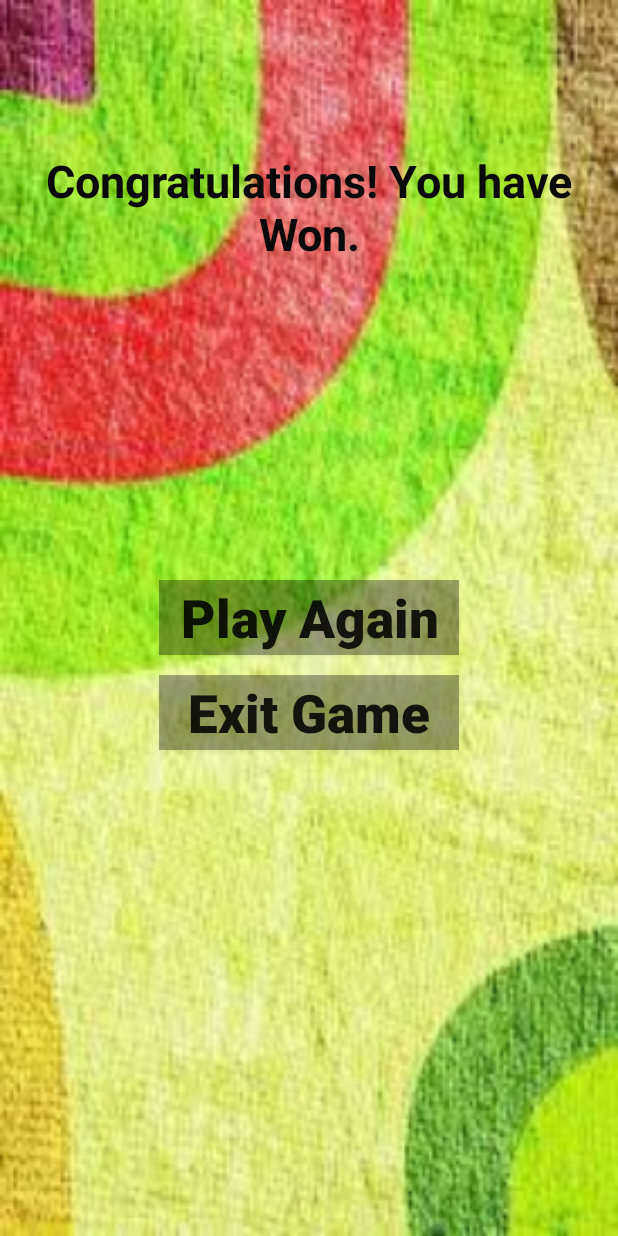
After one commit to MobileComputingPucit/Puzzle-Game, an Android app: the layout activity_finishing.xml on its own in the app's theme, with its tools: preview values and no code run, on a phone screen of 412 x 824 dp. The commit adds this screen. Run offline under Robolectric (Android 15) with nearby library versions, the phone set to English and light mode, and no system bars.

Commit message:
BCSF14M505 Commiting

```diff
--- /dev/null
+++ b/app/src/main/res/layout/activity_finishing.xml
@@ -0,0 +1,45 @@
+<?xml version="1.0" encoding="utf-8"?>
+<RelativeLayout
+    xmlns:android="http://schemas.android.com/apk/res/android"
+    android:layout_width="match_parent"
+    android:layout_height="match_parent"
+    android:background="@drawable/image"
+    android:id="@+id/myRelativeLayout"
+    >
+
+    <TextView
+        android:layout_width="fill_parent"
+        android:layout_height="wrap_content"
+        android:layout_marginTop="100dp"
+        android:layout_marginBottom="10dp"
+        android:textColor="@color/black"
+        android:textSize="30dp"
+        android:gravity="center"
+        android:textStyle="bold"
+        android:id="@+id/pTextView"
+        android:text="Congratulations! You have Won."/>
+    <Button
+        android:id="@+id/playAgainbtn"
+        android:layout_width="200dp"
+        android:layout_height="50dp"
+        android:layout_centerInParent="true"
+        android:layout_marginBottom="13dp"
+        android:background="@color/transparentblack"
+        android:text="Play Again"
+        android:textAllCaps="false"
+        android:textStyle="bold"
+        android:textSize="35dp" />
+
+    <Button
+        android:id="@+id/exitbtn"
+        android:layout_width="200dp"
+        android:layout_height="50dp"
+        android:layout_below="@+id/playAgainbtn"
+       android:layout_centerHorizontal="true"
+        android:background="@color/transparentblack"
+        android:text="Exit Game"
+        android:textAllCaps="false"
+        android:textStyle="bold"
+        android:textSize="35dp" />
+
+</RelativeLayout>
```
Also changed, not shown: app/src/main/java/com/example/abc/mc_project/MainActivity.java (+19 -1 lines), app/src/main/java/com/example/abc/mc_project/finishingActivity.java (added, +41 -0 lines), app/src/main/res/layout/activity_main.xml (+9 -2 lines).
